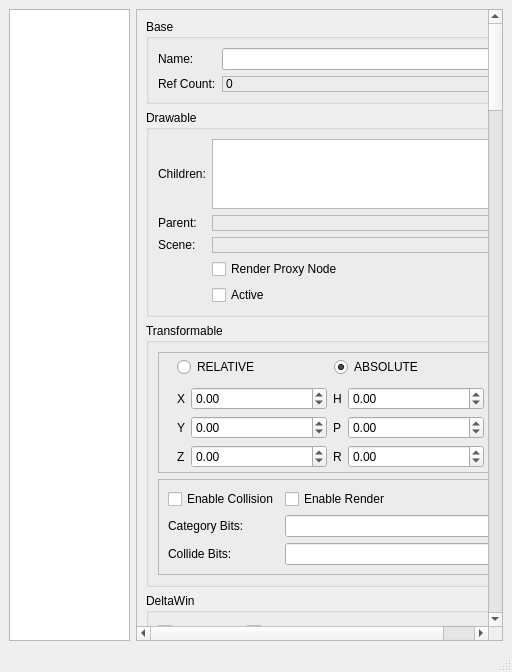
First picture: the form in delta3d/src/dtInspectorQt/dtinspectorqt.ui, repository delta3d/delta3d, before the edit.
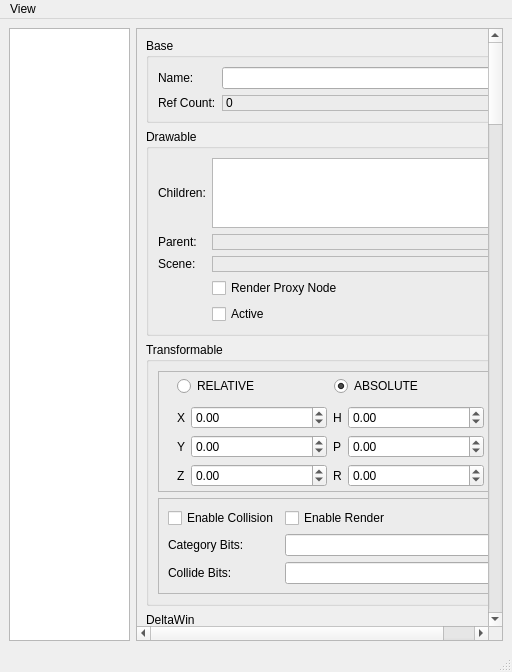
Second picture: the form after the edit.

Commit message: dtInspectorQt now has the ability to refresh the view of the currently select item by menu or by hitting F5.  It also now automatically selects the first item on the list during startup.

```diff
--- a/delta3d/src/dtInspectorQt/dtinspectorqt.ui
+++ b/delta3d/src/dtInspectorQt/dtinspectorqt.ui
@@ -50,11 +50,11 @@
       <property name="widgetResizable" >
        <bool>true</bool>
       </property>
-      <widget class="QWidget" name="scrollAreaWidgetContents" >
-       <property name="geometry" >
+      <widget class="QWidget" name="scrollAreaWidgetContents">
+       <property name="geometry">
         <rect>
          <x>0</x>
-         <y>-1211</y>
+         <y>0</y>
          <width>349</width>
          <height>3802</height>
         </rect>
@@ -2951,6 +2951,13 @@
      <height>21</height>
     </rect>
    </property>
+   <widget class="QMenu" name="menuView">
+    <property name="title">
+     <string>View</string>
+    </property>
+    <addaction name="actionRefresh_Item"/>
+   </widget>
+   <addaction name="menuView"/>
   </widget>
   <widget class="QStatusBar" name="statusbar" />
  </widget>
```
Left out of the diff: 2171 changed lines with no effect on the pictures. The commit also changes 2 other files.
